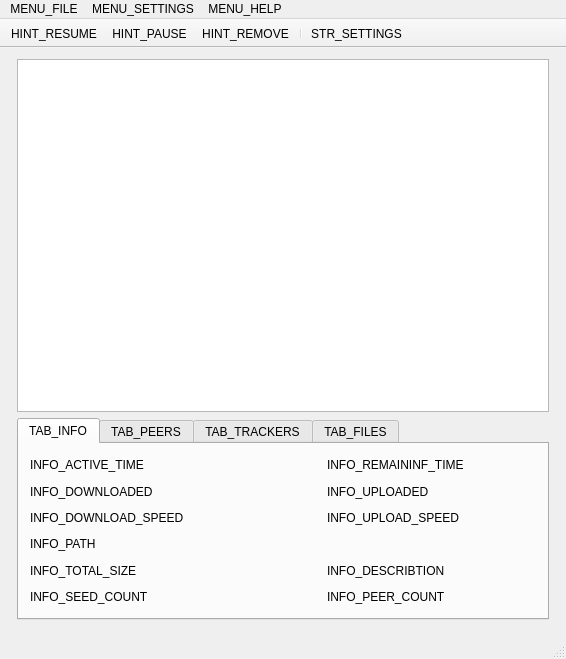
Qt form CuteTorrent/LTorrent/CuteTorrent.ui (SuperNerd-James/cutetorrent) before a commit.
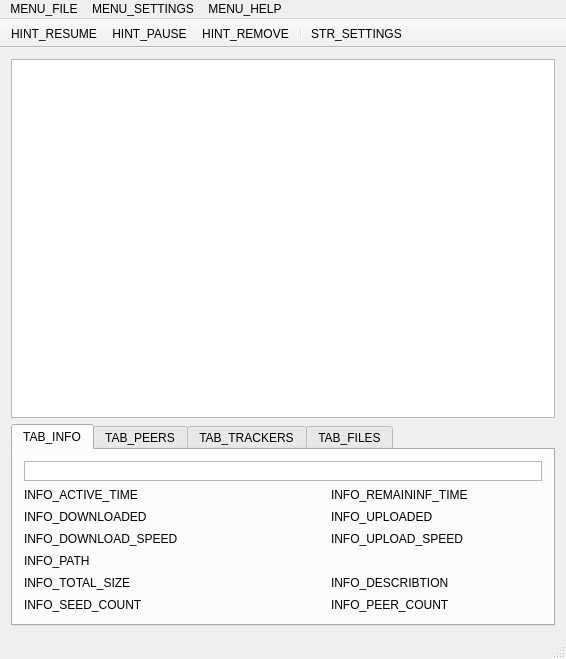
The same form after that commit. Icons and pictures are not drawn.

```diff
--- a/CuteTorrent/LTorrent/CuteTorrent.ui
+++ b/CuteTorrent/LTorrent/CuteTorrent.ui
@@ -40,14 +40,14 @@
     <property name="sizeConstraint">
      <enum>QLayout::SetDefaultConstraint</enum>
     </property>
-    <item row="0" column="1">
+    <item row="0" column="0">
      <widget class="QListView" name="listView">
       <property name="autoFillBackground">
        <bool>true</bool>
       </property>
      </widget>
     </item>
-    <item row="1" column="1">
+    <item row="1" column="0">
      <widget class="QTabWidget" name="tabWidget">
       <property name="sizePolicy">
        <sizepolicy hsizetype="Expanding" vsizetype="Fixed">
@@ -63,157 +63,182 @@
         <string>TAB_INFO</string>
        </attribute>
        <layout class="QGridLayout" name="gridLayout_4">
-        <item row="1" column="4">
+        <item row="4" column="1" colspan="2">
+         <widget class="QLabel" name="downloadSpeedLabel">
+          <property name="text">
+           <string/>
+          </property>
+         </widget>
+        </item>
+        <item row="3" column="4">
          <widget class="QLabel" name="uploadedBytesLabel">
           <property name="text">
            <string/>
           </property>
          </widget>
         </item>
-        <item row="4" column="4">
+        <item row="6" column="4">
          <widget class="QLabel" name="describtionLabel">
+          <property name="contextMenuPolicy">
+           <enum>Qt::ActionsContextMenu</enum>
+          </property>
           <property name="text">
            <string/>
           </property>
          </widget>
         </item>
-        <item row="4" column="3">
+        <item row="6" column="3">
          <widget class="QLabel" name="label_6">
           <property name="text">
            <string>INFO_DESCRIBTION</string>
           </property>
          </widget>
         </item>
-        <item row="5" column="0">
+        <item row="4" column="4">
+         <widget class="QLabel" name="uploadSpeedLabel">
+          <property name="text">
+           <string/>
+          </property>
+         </widget>
+        </item>
+        <item row="7" column="0">
          <widget class="QLabel" name="label_10">
           <property name="text">
            <string>INFO_SEED_COUNT</string>
           </property>
          </widget>
         </item>
-        <item row="2" column="4">
-         <widget class="QLabel" name="uploadSpeedLabel">
+        <item row="2" column="1" colspan="2">
+         <widget class="QLabel" name="activetimeLabel">
           <property name="text">
            <string/>
           </property>
          </widget>
         </item>
-        <item row="2" column="3">
+        <item row="4" column="3">
          <widget class="QLabel" name="label_9">
           <property name="text">
            <string>INFO_UPLOAD_SPEED</string>
           </property>
          </widget>
         </item>
-        <item row="5" column="3">
-         <widget class="QLabel" name="label_11">
-          <property name="text">
-           <string>INFO_PEER_COUNT</string>
-          </property>
-         </widget>
-        </item>
-        <item row="0" column="1" colspan="2">
-         <widget class="QLabel" name="activetimeLabel">
-          <property name="text">
-           <string/>
-          </property>
-         </widget>
-        </item>
-        <item row="1" column="0">
+        <item row="3" column="0">
          <widget class="QLabel" name="label_2">
           <property name="text">
            <string>INFO_DOWNLOADED</string>
           </property>
          </widget>
         </item>
-        <item row="2" column="0">
+        <item row="7" column="3">
+         <widget class="QLabel" name="label_11">
+          <property name="text">
+           <string>INFO_PEER_COUNT</string>
+          </property>
+         </widget>
+        </item>
+        <item row="7" column="4">
+         <widget class="QLabel" name="peerCoutLabel">
+          <property name="text">
+           <string/>
+          </property>
+         </widget>
+        </item>
+        <item row="4" column="0">
          <widget class="QLabel" name="label_3">
           <property name="text">
            <string>INFO_DOWNLOAD_SPEED</string>
           </property>
          </widget>
         </item>
-        <item row="0" column="4">
-         <widget class="QLabel" name="timeleftLabel">
-          <property name="text">
-           <string/>
-          </property>
-         </widget>
-        </item>
-        <item row="0" column="3">
+        <item row="2" column="3">
          <widget class="QLabel" name="label_7">
           <property name="text">
            <string>INFO_REMAININF_TIME</string>
           </property>
          </widget>
         </item>
-        <item row="5" column="4">
-         <widget class="QLabel" name="peerCoutLabel">
+        <item row="2" column="4">
+         <widget class="QLabel" name="timeleftLabel">
           <property name="text">
            <string/>
           </property>
          </widget>
         </item>
-        <item row="3" column="0">
-         <widget class="QLabel" name="label_4">
-          <property name="text">
-           <string>INFO_PATH</string>
-          </property>
-         </widget>
-        </item>
-        <item row="4" column="0">
+        <item row="6" column="0">
          <widget class="QLabel" name="label_5">
           <property name="text">
            <string>INFO_TOTAL_SIZE</string>
           </property>
          </widget>
         </item>
-        <item row="0" column="0">
-         <widget class="QLabel" name="label">
-          <property name="text">
-           <string>INFO_ACTIVE_TIME</string>
-          </property>
-         </widget>
-        </item>
-        <item row="1" column="3">
+        <item row="3" column="3">
          <widget class="QLabel" name="label_8">
           <property name="text">
            <string>INFO_UPLOADED</string>
           </property>
          </widget>
         </item>
-        <item row="5" column="1" colspan="2">
+        <item row="7" column="1" colspan="2">
          <widget class="QLabel" name="seedCoutLabel">
           <property name="text">
            <string/>
           </property>
          </widget>
         </item>
-        <item row="1" column="1" colspan="2">
+        <item row="5" column="0">
+         <widget class="QLabel" name="label_4">
+          <property name="text">
+           <string>INFO_PATH</string>
+          </property>
+         </widget>
+        </item>
+        <item row="3" column="1" colspan="2">
          <widget class="QLabel" name="downloadedBytesLabel">
           <property name="text">
            <string/>
           </property>
          </widget>
         </item>
-        <item row="3" column="1" colspan="4">
+        <item row="5" column="1" colspan="4">
          <widget class="QLabel" name="pathLabel">
           <property name="text">
            <string/>
           </property>
          </widget>
         </item>
-        <item row="4" column="1" colspan="2">
+        <item row="6" column="1" colspan="2">
          <widget class="QLabel" name="totalSizeLabel">
           <property name="text">
            <string/>
           </property>
          </widget>
         </item>
-        <item row="2" column="1" colspan="2">
-         <widget class="QLabel" name="downloadSpeedLabel">
+        <item row="2" column="0">
+         <widget class="QLabel" name="label">
           <property name="text">
-           <string/>
+           <string>INFO_ACTIVE_TIME</string>
+          </property>
+         </widget>
+        </item>
+        <item row="1" column="0" colspan="5">
+         <widget class="QGraphicsView" name="piceDwonloadedView">
+          <property name="maximumSize">
+           <size>
+            <width>16777215</width>
+            <height>20</height>
+           </size>
+          </property>
+          <property name="verticalScrollBarPolicy">
+           <enum>Qt::ScrollBarAlwaysOff</enum>
+          </property>
+          <property name="horizontalScrollBarPolicy">
+           <enum>Qt::ScrollBarAlwaysOff</enum>
+          </property>
+          <property name="alignment">
+           <set>Qt::AlignLeading|Qt::AlignLeft|Qt::AlignTop</set>
+          </property>
+          <property name="optimizationFlags">
+           <set>QGraphicsView::DontAdjustForAntialiasing|QGraphicsView::DontClipPainter|QGraphicsView::DontSavePainterState</set>
           </property>
          </widget>
         </item>
@@ -399,15 +424,6 @@
       </widget>
      </widget>
     </item>
-    <item row="2" column="1">
-     <widget class="QWidget" name="widget_2" native="true"/>
-    </item>
-    <item row="0" column="0" rowspan="2">
-     <widget class="QWidget" name="widget" native="true"/>
-    </item>
-    <item row="1" column="2">
-     <widget class="QWidget" name="widget_3" native="true"/>
-    </item>
    </layout>
   </widget>
   <widget class="QMenuBar" name="menuBar">
```
Left out of the diff: 1 changed line with no effect on the pictures.
